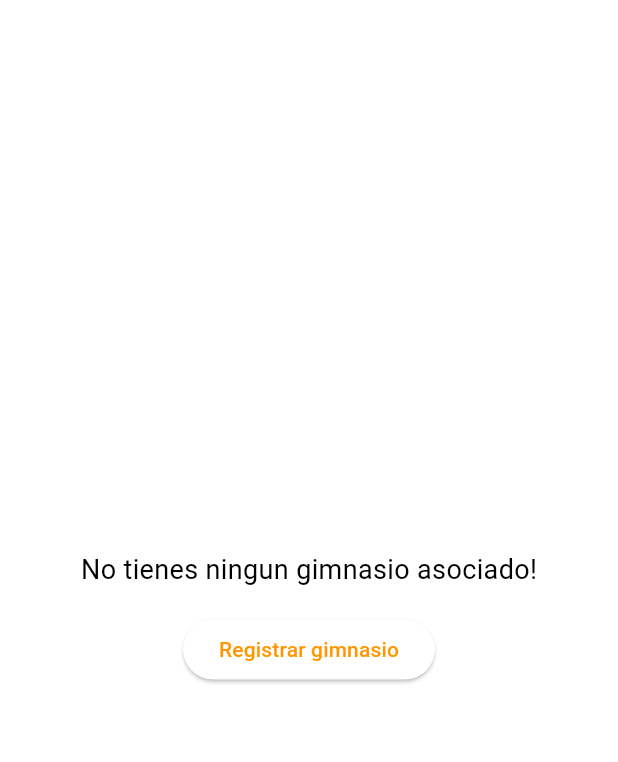
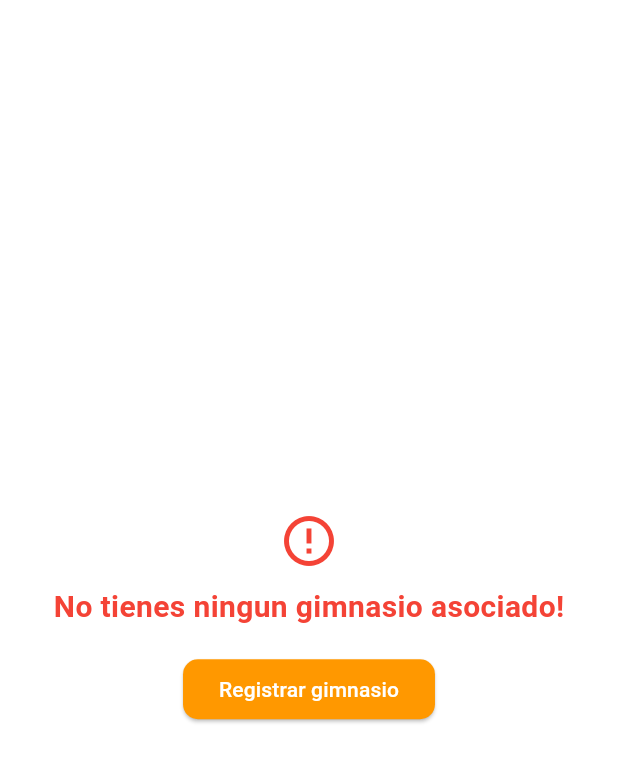
Before and after one commit to FranCannepa/fitsolutions, a Flutter app: the GimnasioScreen screen opened by its route, on a phone screen of 412 x 824 dp. Shown: the top 762 px of the screen. Run offline on Flutter 3.47's test engine with Material 3 defaults, Android fonts, the phone set to English and light mode, and no system bars; our stand-ins replace auto_size_text, badges, cloud_firestore, firebase_auth, firebase_core, firebase_messaging and 8 more; accounts and stored records are empty.

Commit message:
gimnasio screen update

```diff
--- a/lib/Screens/Gimnasio/gimnasio_screen.dart
+++ b/lib/Screens/Gimnasio/gimnasio_screen.dart
@@ -1,8 +1,8 @@
 import 'package:fitsolutions/Components/components.dart';
 import 'package:fitsolutions/Utilities/shared_prefs_helper.dart';
+import 'package:fitsolutions/components/CommonComponents/no_data_error.dart';
 import 'package:fitsolutions/modelo/models.dart';
 import 'package:fitsolutions/providers/gimnasio_provider.dart';
-//import 'package:fitsolutions/screens/Gimnasio/gym_detail_screen.dart';
 import 'package:fitsolutions/screens/Gimnasio/gym_registration_form.dart';
 import 'package:flutter/material.dart';
 import 'package:logger/logger.dart';
@@ -53,21 +53,19 @@ class _GimnasioScreenState extends State<GimnasioScreen> {
                       mainAxisAlignment: MainAxisAlignment.center,
                       children: [
                         esEntrenador!
-                            ? const Text(
-                                "No tienes informacion de entrenador asociado!",
-                                style: TextStyle(fontSize: 18.0),
-                              )
-                            : const Text(
-                                "No tienes ningun gimnasio asociado!",
-                                style: TextStyle(fontSize: 18.0),
+                            ? const NoDataError(
+                                message:
+                                    "No tienes informacion de entrenador asociado!")
+                            : const NoDataError(
+                                message: "No tienes ningun gimnasio asociado!",
                               ),
                         const SizedBox(height: 16.0),
-                        ElevatedButton(
-                          onPressed: () => setState(() => showGymForm = true),
-                          child: !esEntrenador!
-                              ? const Text("Registrar gimnasio")
-                              : const Text("Registar informacion"),
-                        ),
+                        SubmitButton(
+                            text: !esEntrenador!
+                                ? "Registrar gimnasio"
+                                : "Registar informacion",
+                            onPressed: () =>
+                                setState(() => showGymForm = true)),
                       ],
                     )
                   : GymRegistrationForm(
```
